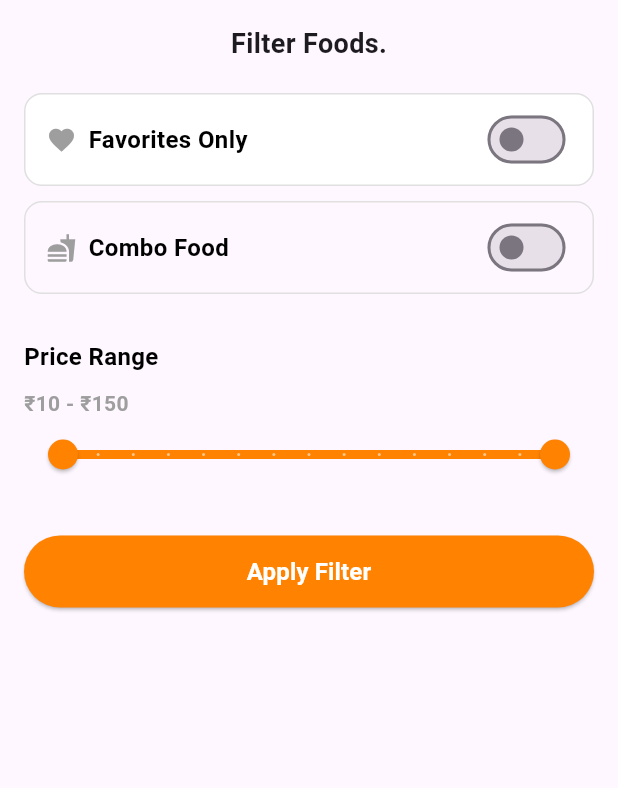
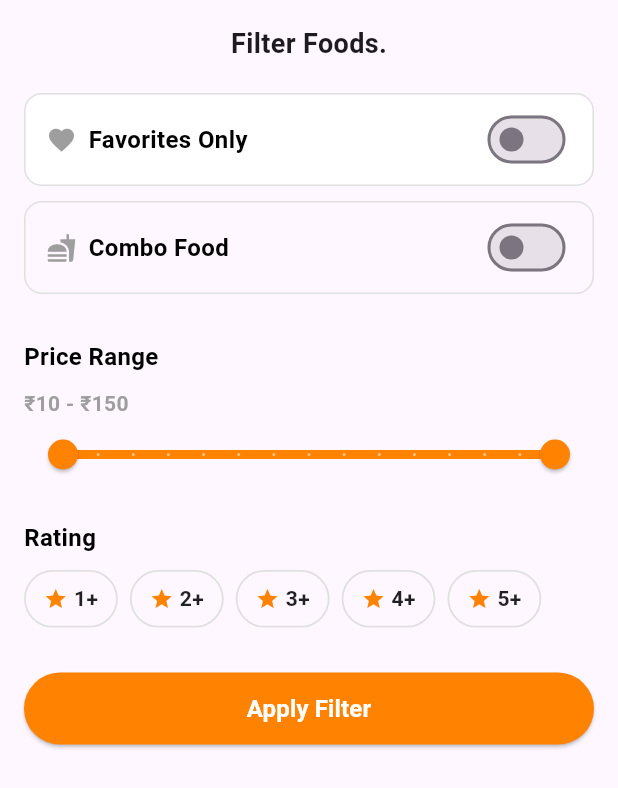
Before and after one commit to Ashfaqibnuajmal/food_delivery_user_app, a Flutter app: the FilterBottomSheet widget shown alone on an empty page, opened directly, on a phone screen of 412 x 824 dp. Shown: the top 788 px of the screen. Run offline on Flutter 3.47's test engine with Material 3 defaults, Android fonts, the phone set to English and light mode, and no system bars; our stand-ins replace bloc, carousel_slider, cloud_firestore, dio, equatable, firebase_auth and 14 more; missing offline and left inert: flutter_stripe; accounts and stored records are empty.

Commit message:
filter rating done

```diff
--- a/lib/features/search/logic/cubit/search_filter_cubit.dart
+++ b/lib/features/search/logic/cubit/search_filter_cubit.dart
@@ -19,6 +19,16 @@ class SearchFilterCubit extends Cubit<SearchFilterState> {
     emit(state.copyWith(minPrice: min, maxPrice: max));
   }
 
+  // ⭐ Set minimum rating filter
+  void updateMinRating(int rating) {
+    emit(state.copyWith(minRating: rating));
+  }
+
+  // ⭐ Clear rating filter (no rating applied)
+  void clearRating() {
+    emit(state.copyWith(minRating: null));
+  }
+
   // 🔹 Optional: Reset filters
   void resetFilters() {
     emit(const SearchFilterState());
--- a/lib/features/search/logic/cubit/search_filter_state.dart
+++ b/lib/features/search/logic/cubit/search_filter_state.dart
@@ -8,6 +8,8 @@ class SearchFilterState extends Equatable {
   final double minPrice;
   final double maxPrice;
 
+  // ⭐ Rating filter (null = no filter)
+  final int? minRating;
   const SearchFilterState({
     this.showFavoritesOnly = false,
     this.showComboOnly = false,
@@ -15,6 +17,9 @@ class SearchFilterState extends Equatable {
     // 🆕 Default price range
     this.minPrice = 10,
     this.maxPrice = 150,
+
+    // ⭐ default: no rating filter
+    this.minRating,
   });
 
   SearchFilterState copyWith({
@@ -22,12 +27,14 @@ class SearchFilterState extends Equatable {
     bool? showComboOnly,
     double? minPrice,
     double? maxPrice,
+    int? minRating,
   }) {
     return SearchFilterState(
       showFavoritesOnly: showFavoritesOnly ?? this.showFavoritesOnly,
       showComboOnly: showComboOnly ?? this.showComboOnly,
       minPrice: minPrice ?? this.minPrice,
       maxPrice: maxPrice ?? this.maxPrice,
+      minRating: minRating,
     );
   }
 
@@ -37,5 +44,6 @@ class SearchFilterState extends Equatable {
     showComboOnly,
     minPrice,
     maxPrice,
+    minRating,
   ];
 }
--- a/lib/features/search/presentation/widgets/filter_bottom_sheet.dart
+++ b/lib/features/search/presentation/widgets/filter_bottom_sheet.dart
@@ -1,190 +1,3 @@
-// // ignore_for_file: deprecated_member_use
-
-// import 'package:flutter/material.dart';
-// import 'package:flutter_bloc/flutter_bloc.dart';
-// import 'package:food_user_app/core/theme/app_color.dart';
-// import 'package:food_user_app/core/theme/text_style.dart';
-// import 'package:food_user_app/features/search/logic/cubit/search_filter_cubit.dart';
-// import 'package:food_user_app/features/search/logic/cubit/search_filter_state.dart';
-
-// class FilterBottomSheet extends StatelessWidget {
-//   const FilterBottomSheet({super.key});
-
-//   @override
-//   Widget build(BuildContext context) {
-//     return SafeArea(
-//       child: SingleChildScrollView(
-//         padding: const EdgeInsets.all(16),
-//         child: Column(
-//           mainAxisSize: MainAxisSize.min,
-//           crossAxisAlignment: CrossAxisAlignment.start,
-//           children: [
-//             Center(child: const Text("Filter Foods.", style: bigBold)),
-//             const SizedBox(height: 20),
-
-//             // 🔹 Favorites Only
-//             BlocBuilder<SearchFilterCubit, SearchFilterState>(
-//               builder: (context, filterState) {
-//                 final showFavoritesOnly = filterState.showFavoritesOnly;
-
-//                 return Container(
-//                   margin: const EdgeInsets.only(bottom: 10),
-//                   padding: const EdgeInsets.symmetric(
-//                     horizontal: 14,
-//                     vertical: 6,
-//                   ),
-//                   decoration: BoxDecoration(
-//                     borderRadius: BorderRadius.circular(12),
-//                     border: Border.all(
-//                       color: Colors.grey.shade300,
-//                       width: showFavoritesOnly ? 2 : 1,
-//                     ),
-//                     color: Colors.white,
-//                   ),
-//                   child: Row(
-//                     mainAxisAlignment: MainAxisAlignment.spaceBetween,
-//                     children: [
-//                       Row(
-//                         children: [
-//                           Icon(
-//                             Icons.favorite,
-//                             color: showFavoritesOnly
-//                                 ? AppColors.primaryOrange
-//                                 : Colors.grey,
-//                             size: 20,
-//                           ),
-//                           const SizedBox(width: 8),
-//                           const Text("Favorites Only", style: mediumBold),
-//                         ],
-//                       ),
-//                       Switch(
-//                         value: showFavoritesOnly,
-//                         activeColor: AppColors.primaryOrange,
-//                         onChanged: (value) {
-//                           context.read<SearchFilterCubit>().toggleFavorites(
-//                             value,
-//                           );
-//                         },
-//                       ),
-//                     ],
-//                   ),
-//                 );
-//               },
-//             ),
-
-//             // 🔹 Combo Food
-//             BlocBuilder<SearchFilterCubit, SearchFilterState>(
-//               builder: (context, filterState) {
-//                 final showComboOnly = filterState.showComboOnly;
-
-//                 return Container(
-//                   margin: const EdgeInsets.only(bottom: 10),
-//                   padding: const EdgeInsets.symmetric(
-//                     horizontal: 14,
-//                     vertical: 6,
-//                   ),
-//                   decoration: BoxDecoration(
-//                     borderRadius: BorderRadius.circular(12),
-//                     border: Border.all(color: Colors.grey.shade300),
-//                   ),
-//                   child: Row(
-//                     mainAxisAlignment: MainAxisAlignment.spaceBetween,
-//                     children: [
-//                       Row(
-//                         children: [
-//                           Icon(Icons.fastfood, color: Colors.grey, size: 20),
-//                           const SizedBox(width: 8),
-//                           const Text("Combo Food", style: mediumBold),
-//                         ],
-//                       ),
-//                       Switch(
-//                         value: showComboOnly,
-//                         activeColor: AppColors.primaryOrange,
-//                         onChanged: (value) {
-//                           context.read<SearchFilterCubit>().toggleCompoFood(
-//                             value,
-//                           );
-//                         },
-//                       ),
-//                     ],
-//                   ),
-//                 );
-//               },
-//             ),
-
-//             const SizedBox(height: 20),
-
-//             // 🔹 Price Range
-//             const Text("Price Range", style: mediumBold),
-//             const SizedBox(height: 10),
-//             RangeSlider(
-//               values: const RangeValues(10, 150),
-//               min: 10,
-//               max: 150,
-//               divisions: 14,
-//               labels: const RangeLabels("₹10", "₹150"),
-//               activeColor: AppColors.primaryOrange,
-//               onChanged: (value) {},
-//             ),
-
-//             const SizedBox(height: 20),
-
-//             // 🔹 Rating
-//             const Text("Rating", style: mediumBold),
-//             const SizedBox(height: 10),
-//             Wrap(
-//               spacing: 8,
-//               children: List.generate(
-//                 5,
-//                 (index) => Chip(
-//                   label: Row(
-//                     mainAxisSize: MainAxisSize.min,
-//                     children: [
-//                       const Icon(Icons.star, size: 16, color: Colors.orange),
-//                       const SizedBox(width: 4),
-//                       Text("${index + 1}+"),
-//                     ],
-//                   ),
-//                 ),
-//               ),
-//             ),
-
-//             const SizedBox(height: 30),
-
-//             // 🔹 Apply Button
-//             SizedBox(
-//               width: double.infinity,
-//               height: 48,
-//               child: ElevatedButton(
-//                 style: ElevatedButton.styleFrom(
-//                   backgroundColor: AppColors.primaryOrange,
-//                   shape: RoundedRectangleBorder(
-//                     borderRadius: BorderRadius.circular(30),
-//                   ),
-//                 ),
-//                 onPressed: () {
-//                   Navigator.pop(context);
-//                 },
-//                 child: const Text(
-//                   "Apply Filter",
-//                   style: TextStyle(
-//                     color: Colors.white,
-//                     fontSize: 16,
-//                     fontWeight: FontWeight.bold,
-//                   ),
-//                 ),
-//               ),
-//             ),
-
-//             const SizedBox(height: 10),
-//           ],
-//         ),
-//       ),
-//     );
-//   }
-// }
-// ignore_for_file: deprecated_member_use
-
 import 'package:flutter/material.dart';
 import 'package:flutter_bloc/flutter_bloc.dart';
 import 'package:food_user_app/core/theme/app_color.dart';
@@ -336,8 +149,116 @@ class FilterBottomSheet extends StatelessWidget {
                 );
               },
             ),
-            SizedBox(height: 30),
 
+            const SizedBox(height: 20), // 🔹 Rating
+            const Text("Rating", style: mediumBold),
+            const SizedBox(height: 10),
+
+            BlocBuilder<SearchFilterCubit, SearchFilterState>(
+              builder: (context, filterState) {
+                return Wrap(
+                  spacing: 8,
+                  children: List.generate(5, (index) {
+                    final rating = index + 1;
+                    final isSelected = filterState.minRating == rating;
+
+                    return InkWell(
+                      borderRadius: BorderRadius.circular(20),
+                      onTap: () {
+                        if (isSelected) {
+                          context.read<SearchFilterCubit>().clearRating();
+                        } else {
+                          context.read<SearchFilterCubit>().updateMinRating(
+                            rating,
+                          );
+                        }
+                      },
+                      child: AnimatedContainer(
+                        duration: const Duration(milliseconds: 200),
+                        padding: const EdgeInsets.symmetric(
+                          horizontal: 12,
+                          vertical: 8,
+                        ),
+                        decoration: BoxDecoration(
+                          color: isSelected
+                              ? AppColors.primaryOrange.withOpacity(0.12)
+                              : Colors.transparent,
+                          borderRadius: BorderRadius.circular(20),
+                          border: Border.all(
+                            color: isSelected
+                                ? AppColors.primaryOrange
+                                : Colors.grey.shade300,
+                            width: 1.2,
+                          ),
+                        ),
+                        child: Row(
+                          mainAxisSize: MainAxisSize.min,
+                          children: [
+                            Icon(
+                              Icons.star,
+                              size: 16,
+                              color: AppColors.primaryOrange,
+                            ),
+                            const SizedBox(width: 4),
+                            Text(
+                              "$rating+",
+                              style: TextStyle(
+                                fontWeight: FontWeight.w600,
+                                color: isSelected
+                                    ? AppColors.primaryOrange
+                                    : Colors.black87,
+                              ),
+                            ),
+                          ],
+                        ),
+                      ),
+                    );
+                  }),
+                );
+              },
+            ),
+
+            const SizedBox(height: 30),
+            // //Rating
+            // const Text("Rating", style: mediumBold),
+            // const SizedBox(height: 10),
+            // BlocBuilder<SearchFilterCubit, SearchFilterState>(
+            //   builder: (context, filterState) {
+            //     return Wrap(
+            //       spacing: 8,
+            //       children: List.generate(5, (index) {
+            //         final rating = index + 1;
+            //         final isSelected = filterState.minRating == rating;
+            //         return ChoiceChip(
+            //           selected: isSelected,
+            //           onSelected: (_) {
+            //             if (isSelected) {
+            //               context.read<SearchFilterCubit>().clearRating();
+            //             } else {
+            //               context.read<SearchFilterCubit>().updateMinRating(
+            //                 rating,
+            //               );
+            //             }
+            //           },
+            //           selectedColor: AppColors.secondaryOrange,
+            //           label: Row(
+            //             mainAxisSize: MainAxisSize.min,
+            //             children: [
+            //               Icon(
+            //                 Icons.start,
+            //                 size: 16,
+            //                 color: AppColors.primaryOrange,
+            //               ),
+            //               const SizedBox(width: 4),
+            //               Text("$rating"),
+            //             ],
+            //           ),
+            //         );
+            //       }),
+            //     );
+            //   },
+            // ),
+            // const SizedBox(height: 30),
             // 🔹 Apply Button
             SizedBox(
               width: double.infinity,
```
Also changed, not shown: lib/features/search/presentation/widgets/search_food_grid.dart (+39 -1 lines).
